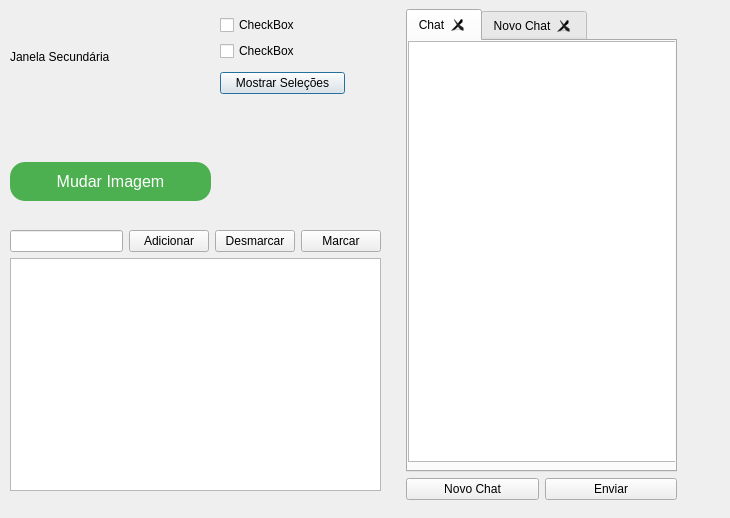
First picture: the form in janelasecundaria.ui, repository Luisf66/Qt-Creator, before the edit.
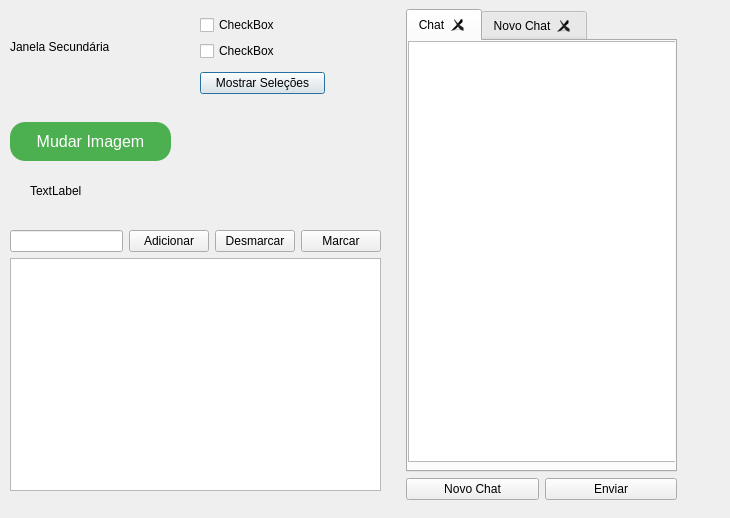
Second picture: the form after the edit. Icons and pictures are not drawn.

Diff of the .ui file:
```diff
--- a/janelasecundaria.ui
+++ b/janelasecundaria.ui
@@ -16,7 +16,7 @@
   <widget class="QWidget" name="layoutWidget">
    <property name="geometry">
     <rect>
-     <x>220</x>
+     <x>200</x>
      <y>10</y>
      <width>125</width>
      <height>90</height>
@@ -55,8 +55,8 @@
     <rect>
      <x>10</x>
      <y>10</y>
-     <width>201</width>
-     <height>191</height>
+     <width>161</width>
+     <height>151</height>
     </rect>
    </property>
    <layout class="QVBoxLayout" name="verticalLayout_4">
@@ -144,7 +144,7 @@
     </item>
    </layout>
   </widget>
-  <widget class="QWidget" name="">
+  <widget class="QWidget" name="layoutWidget">
    <property name="geometry">
     <rect>
      <x>406</x>
@@ -204,6 +204,19 @@
     </item>
    </layout>
   </widget>
+  <widget class="QLabel" name="relogio">
+   <property name="geometry">
+    <rect>
+     <x>30</x>
+     <y>170</y>
+     <width>131</width>
+     <height>41</height>
+    </rect>
+   </property>
+   <property name="text">
+    <string>TextLabel</string>
+   </property>
+  </widget>
  </widget>
  <resources/>
  <connections/>
```
